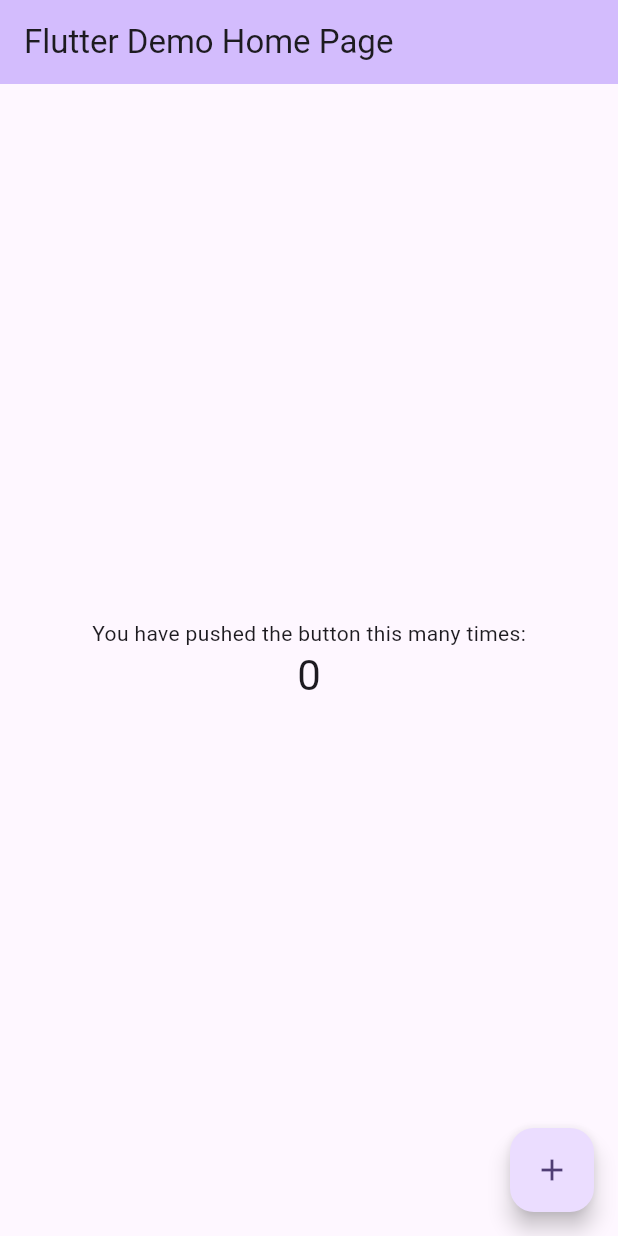
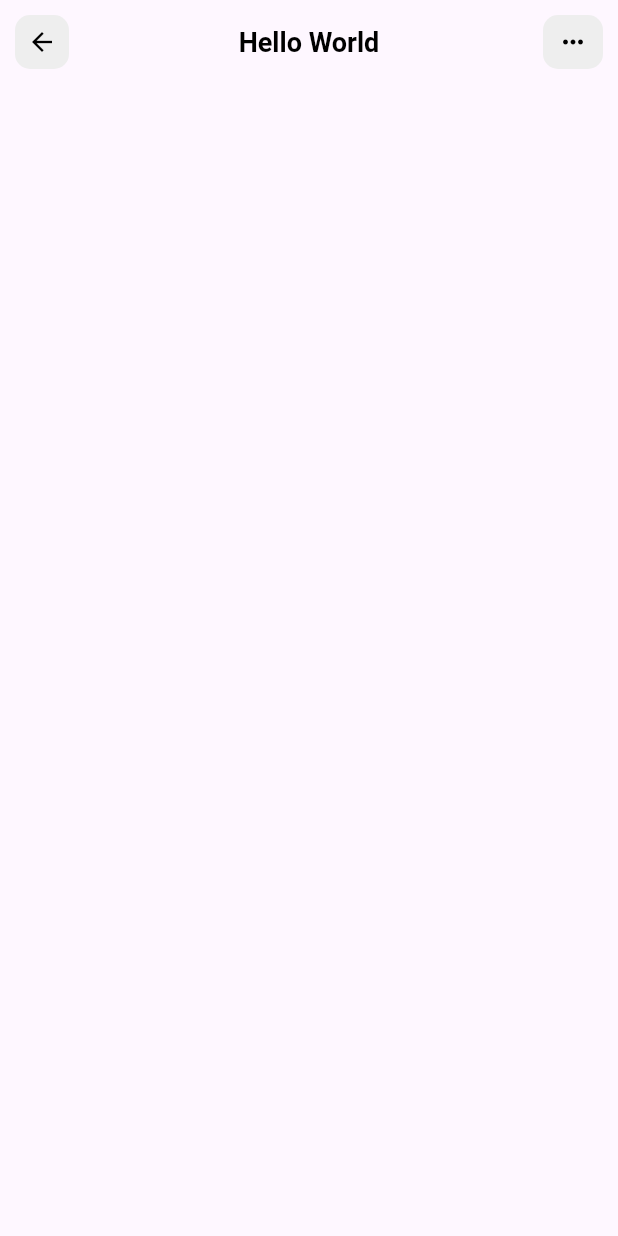
Before and after one commit to xandreiAThome/konektinda-app, a Flutter app: the screen it shows after launch, on a phone screen of 412 x 824 dp. Run offline on Flutter 3.47's test engine with Material 3 defaults, Android fonts, the phone set to English and light mode, and no system bars.

Commit message:
chore: updated packages

```diff
--- a/lib/main.dart
+++ b/lib/main.dart
@@ -1,4 +1,5 @@
 import 'package:flutter/material.dart';
+import 'package:karinderiai_app/pages/home.dart';
 
 void main() {
   runApp(const MyApp());
@@ -11,115 +12,8 @@
   @override
   Widget build(BuildContext context) {
     return MaterialApp(
-      title: 'Flutter Demo',
-      theme: ThemeData(
-        // This is the theme of your application.
-        //
-        // TRY THIS: Try running your application with "flutter run". You'll see
-        // the application has a purple toolbar. Then, without quitting the app,
-        // try changing the seedColor in the colorScheme below to Colors.green
-        // and then invoke "hot reload" (save your changes or press the "hot
-        // reload" button in a Flutter-supported IDE, or press "r" if you used
-        // the command line to start the app).
-        //
-        // Notice that the counter didn't reset back to zero; the application
-        // state is not lost during the reload. To reset the state, use hot
-        // restart instead.
-        //
-        // This works for code too, not just values: Most code changes can be
-        // tested with just a hot reload.
-        colorScheme: ColorScheme.fromSeed(seedColor: Colors.deepPurple),
-        useMaterial3: true,
-      ),
-      home: const MyHomePage(title: 'Flutter Demo Home Page'),
+      debugShowCheckedModeBanner: false,
+      home: const HomePage(),
     );
   }
 }
-
-class MyHomePage extends StatefulWidget {
-  const MyHomePage({super.key, required this.title});
-
-  // This widget is the home page of your application. It is stateful, meaning
-  // that it has a State object (defined below) that contains fields that affect
-  // how it looks.
-
-  // This class is the configuration for the state. It holds the values (in this
-  // case the title) provided by the parent (in this case the App widget) and
-  // used by the build method of the State. Fields in a Widget subclass are
-  // always marked "final".
-
-  final String title;
-
-  @override
-  State<MyHomePage> createState() => _MyHomePageState();
-}
-
-class _MyHomePageState extends State<MyHomePage> {
-  int _counter = 0;
-
-  void _incrementCounter() {
-    setState(() {
-      // This call to setState tells the Flutter framework that something has
-      // changed in this State, which causes it to rerun the build method below
-      // so that the display can reflect the updated values. If we changed
-      // _counter without calling setState(), then the build method would not be
-      // called again, and so nothing would appear to happen.
-      _counter++;
-    });
-  }
-
-  @override
-  Widget build(BuildContext context) {
-    // This method is rerun every time setState is called, for instance as done
-    // by the _incrementCounter method above.
-    //
-    // The Flutter framework has been optimized to make rerunning build methods
-    // fast, so that you can just rebuild anything that needs updating rather
-    // than having to individually change instances of widgets.
-    return Scaffold(
-      appBar: AppBar(
-        // TRY THIS: Try changing the color here to a specific color (to
-        // Colors.amber, perhaps?) and trigger a hot reload to see the AppBar
-        // change color while the other colors stay the same.
-        backgroundColor: Theme.of(context).colorScheme.inversePrimary,
-        // Here we take the value from the MyHomePage object that was created by
-        // the App.build method, and use it to set our appbar title.
-        title: Text(widget.title),
-      ),
-      body: Center(
-        // Center is a layout widget. It takes a single child and positions it
-        // in the middle of the parent.
-        child: Column(
-          // Column is also a layout widget. It takes a list of children and
-          // arranges them vertically. By default, it sizes itself to fit its
-          // children horizontally, and tries to be as tall as its parent.
-          //
-          // Column has various properties to control how it sizes itself and
-          // how it positions its children. Here we use mainAxisAlignment to
-          // center the children vertically; the main axis here is the vertical
-          // axis because Columns are vertical (the cross axis would be
-          // horizontal).
-          //
-          // TRY THIS: Invoke "debug painting" (choose the "Toggle Debug Paint"
-          // action in the IDE, or press "p" in the console), to see the
-          // wireframe for each widget.
-          mainAxisAlignment: MainAxisAlignment.center,
-          children: <Widget>[
-            const Text(
-              'You have pushed the button this many times:',
-            ),
-            Text(
-              '$_counter',
-              style: Theme.of(context).textTheme.headlineMedium,
-            ),
-          ],
-        ),
-      ),
-      floatingActionButton: FloatingActionButton(
-        onPressed: _incrementCounter,
-        tooltip: 'Increment',
-        child: const Icon(Icons.add),
-      ), // This trailing comma makes auto-formatting nicer for build methods.
-    );
-  }
-}
--- /dev/null
+++ b/lib/pages/home.dart
@@ -0,0 +1,63 @@
+import "package:flutter/material.dart";
+
+class HomePage extends StatelessWidget {
+  const HomePage({super.key});
+
+  @override
+  Widget build(BuildContext context) {
+    return Scaffold(
+      appBar: appBar(context),
+    );
+  }
+
+  AppBar appBar(BuildContext context) {
+    return AppBar(
+      title: Text("Hello World",
+          style: TextStyle(
+              color: Colors.black, fontSize: 18, fontWeight: FontWeight.bold)),
+      elevation: 0,
+      centerTitle: true,
+      leading: GestureDetector(
+        onTap: () {
+          Navigator.pop(context);
+        },
+        child: Container(
+          margin: EdgeInsets.all(10),
+          width: 40,
+          height: 40,
+          decoration: BoxDecoration(
+              color: Colors.grey[200], borderRadius: BorderRadius.circular(10)),
+          child: Center(
+            child: Icon(
+              Icons.arrow_back,
+              color: Colors.black,
+              size: 20,
+            ),
+          ),
+        ),
+      ),
+      actions: [
+        GestureDetector(
+          onTap: () {
+            Navigator.pop(context);
+          },
+          child: Container(
+            margin: EdgeInsets.all(10),
+            width: 40,
+            height: 40,
+            decoration: BoxDecoration(
+                color: Colors.grey[200],
+                borderRadius: BorderRadius.circular(10)),
+            child: Center(
+              child: Icon(
+                Icons.more_horiz,
+                color: Colors.black,
+                size: 20,
+              ),
+            ),
+          ),
+        ),
+      ],
+    );
+  }
+}
--- a/pubspec.yaml
+++ b/pubspec.yaml
@@ -2,7 +2,7 @@ name: karinderiai_app
 description: "A new Flutter project."
 # The following line prevents the package from being accidentally published to
 # pub.dev using `flutter pub publish`. This is preferred for private packages.
-publish_to: 'none' # Remove this line if you wish to publish to pub.dev
+publish_to: "none" # Remove this line if you wish to publish to pub.dev
 
 # The following defines the version and build number for your application.
 # A version number is three numbers separated by dots, like 1.2.43
@@ -34,6 +34,7 @@ dependencies:
   # The following adds the Cupertino Icons font to your application.
   # Use with the CupertinoIcons class for iOS style icons.
   cupertino_icons: ^1.0.8
+  flutter_svg: ^2.2.1
 
 dev_dependencies:
   flutter_test:
@@ -44,14 +45,13 @@ dev_dependencies:
   # activated in the `analysis_options.yaml` file located at the root of your
   # package. See that file for information about deactivating specific lint
   # rules and activating additional ones.
-  flutter_lints: ^5.0.0
+  flutter_lints: ^6.0.0
 
 # For information on the generic Dart part of this file, see the
 # following page: https://dart.dev/tools/pub/pubspec
 
 # The following section is specific to Flutter packages.
 flutter:
-
   # The following line ensures that the Material Icons font is
   # included with your application, so that you can use the icons in
   # the material Icons class.
```
Also changed, not shown: pubspec.lock, 2 other files.
